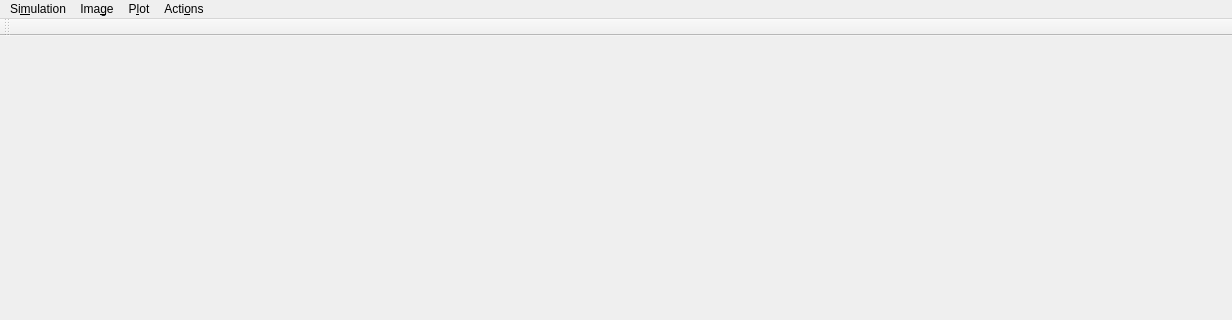
This is mainwindow.ui in tomwimmenhove/efield as Qt 5 draws it before an edit; both pictures show x 0 to 1232 and y 0 to 320 of the 1232 by 639 pixel window. The edited form follows.
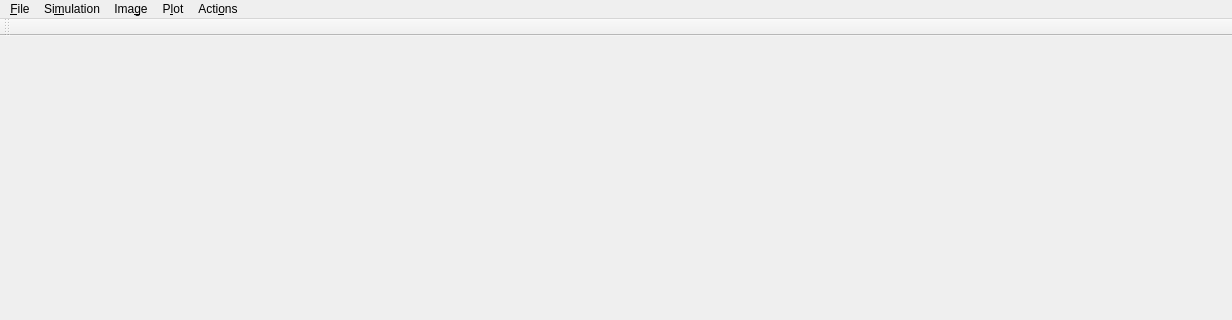
This is the edited form. Custom widgets are drawn as their Qt base class.

```diff
--- a/mainwindow.ui
+++ b/mainwindow.ui
@@ -101,6 +101,15 @@
     <addaction name="actionDelete_element"/>
     <addaction name="action_Edit_selected_element"/>
    </widget>
+   <widget class="QMenu" name="menu_File">
+    <property name="title">
+     <string>&amp;File</string>
+    </property>
+    <addaction name="action_New"/>
+    <addaction name="action_Open"/>
+    <addaction name="action_Save_as"/>
+   </widget>
+   <addaction name="menu_File"/>
    <addaction name="menuSimulation"/>
    <addaction name="menuImage"/>
    <addaction name="menuPlot"/>
```
Left out of the diff: 23 changed lines with no effect on the pictures.
